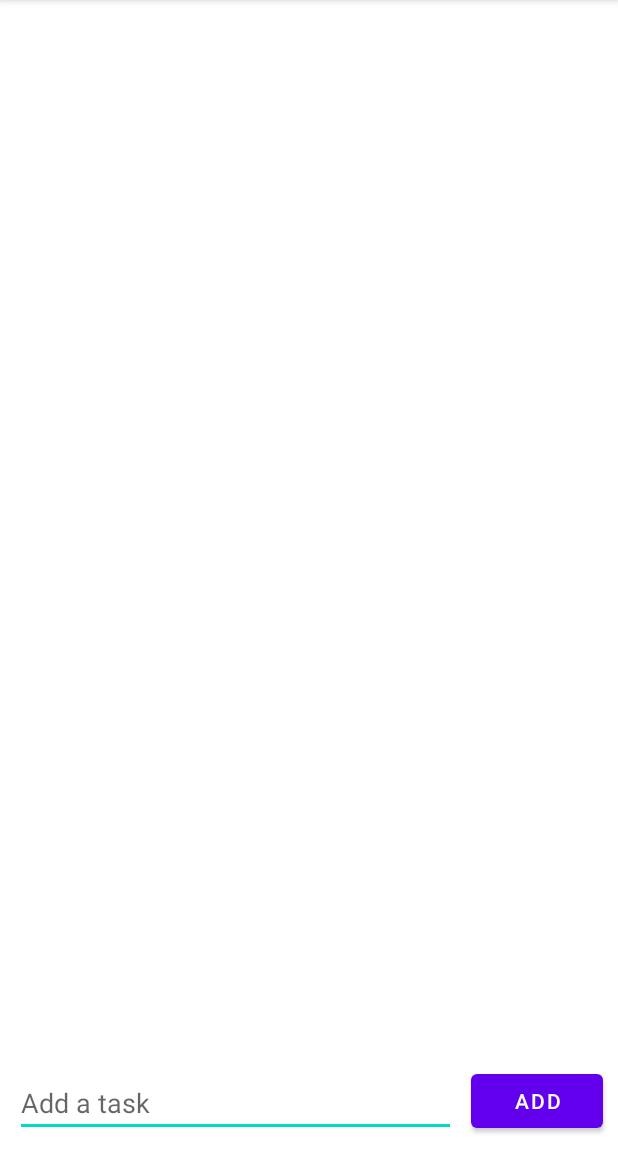
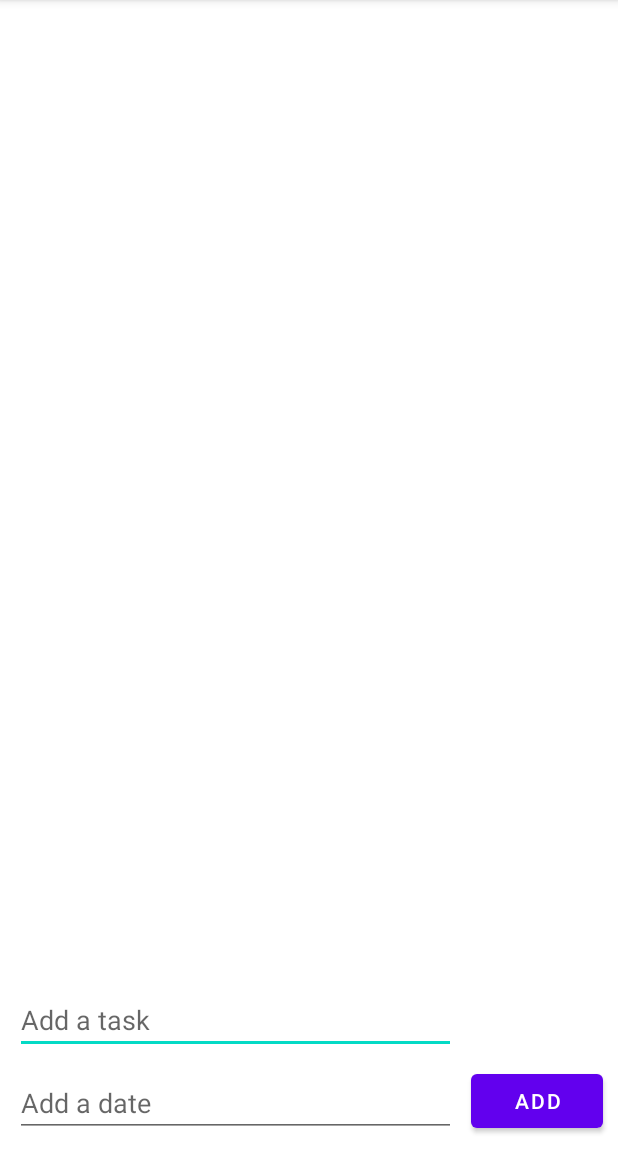
Before and after one commit to yih365/ToDoApp, an Android app: the screen it shows after launch (MainActivity), after a tap on "ADD", on a phone screen of 412 x 824 dp, the part 84-1236 px from its top. Run offline under Robolectric (Android 15) with nearby library versions, the phone set to English and light mode, and no system bars.

Commit message:
add date

```diff
--- a/app/src/main/java/com/example/todoapp/MainActivity.kt
+++ b/app/src/main/java/com/example/todoapp/MainActivity.kt
@@ -15,6 +15,7 @@ import java.nio.charset.Charset
 class MainActivity : AppCompatActivity() {
 
     var listOfTasks = mutableListOf<String>()
+    var listOfDates = mutableListOf<String>()
     lateinit var adapter: TaskItemAdapter
 
     override fun onCreate(savedInstanceState: Bundle?) {
@@ -25,6 +26,7 @@ class MainActivity : AppCompatActivity() {
             override fun onItemLongClicked(position: Int) {
                 // remove item from list
                 listOfTasks.removeAt(position)
+                listOfDates.removeAt(position)
                 // notify adapter of change
                 adapter.notifyDataSetChanged()
 
@@ -32,32 +34,36 @@ class MainActivity : AppCompatActivity() {
             }
         }
 
-        loadItems()
+         loadItems()
 
         // Lookup recyclerview
         val recyclerView = findViewById<RecyclerView>(R.id.recyclerView)
         // Create adapter passing in data
-        adapter = TaskItemAdapter(listOfTasks, onLongClickListener)
+        adapter = TaskItemAdapter(listOfTasks, listOfDates, onLongClickListener)
         // Attach adapter to recycler view
         recyclerView.adapter = adapter
         recyclerView.layoutManager = LinearLayoutManager(this)
 
         // Set up button and input field for user to enter a task
         val inputTextField = findViewById<EditText>(R.id.addTaskField)
+        val inputDateField = findViewById<EditText>(R.id.addDate)
 
         // onclick listener for button
         findViewById<Button>(R.id.addTaskButton).setOnClickListener {
             // grab text from user
             val userInputtedTask = inputTextField.text.toString()
+            val userInputtedDate = inputDateField.text.toString()
 
             // add string to list of tasks
             listOfTasks.add(userInputtedTask)
+            listOfDates.add(userInputtedDate)
 
             // Notify adapter that data is updated
             adapter.notifyItemInserted(listOfTasks.size-1)
 
             // Reset text field
             inputTextField.setText("")
+            inputDateField.setText("")
 
             saveItems()
         }
@@ -71,10 +77,17 @@ class MainActivity : AppCompatActivity() {
         return File(filesDir, "data.txt")
     }
 
+    // Create a method to get file
+    fun getDateDataFile(): File {
+        // Every line represents a specific task
+        return File(filesDir, "dateData.txt")
+    }
+
     // Load items
     fun loadItems() {
         try {
             listOfTasks = org.apache.commons.io.FileUtils.readLines(getDataFile(), Charset.defaultCharset())
+            listOfDates = org.apache.commons.io.FileUtils.readLines(getDateDataFile(), Charset.defaultCharset())
         } catch (ioException: IOException) {
             ioException.printStackTrace()
         }
@@ -84,6 +97,7 @@ class MainActivity : AppCompatActivity() {
     fun saveItems() {
         try {
             org.apache.commons.io.FileUtils.writeLines(getDataFile(), listOfTasks)
+            org.apache.commons.io.FileUtils.writeLines(getDateDataFile(), listOfDates)
         } catch (ioException: IOException) {
             ioException.printStackTrace()
         }
--- a/app/src/main/java/com/example/todoapp/TaskItemAdapter.kt
+++ b/app/src/main/java/com/example/todoapp/TaskItemAdapter.kt
@@ -9,7 +9,7 @@ import androidx.recyclerview.widget.RecyclerView
 /**
  * A bridge that tells the recyclerview how to display data we give it
  */
-class TaskItemAdapter(val listOfItems: List<String>,
+class TaskItemAdapter(val listOfItems: MutableList<String>, val listOfDates: MutableList<String>,
                       val longClickListener : OnLongClickListener):
     RecyclerView.Adapter<TaskItemAdapter.ViewHolder>() {
 
@@ -17,12 +17,15 @@ class TaskItemAdapter(val listOfItems: List<String>,
         fun onItemLongClicked(position: Int)
     }
 
-    inner class ViewHolder(itemView: View) : RecyclerView.ViewHolder(itemView) {
+    inner class ViewHolder(itemView: View) :
+        RecyclerView.ViewHolder(itemView) {
         // store references in our layout view
         val textView: TextView
+        val textView2: TextView
 
         init {
             textView = itemView.findViewById(android.R.id.text1)
+            textView2 = itemView.findViewById(android.R.id.text2)
 
             itemView.setOnLongClickListener {
                 longClickListener.onItemLongClicked(adapterPosition)
@@ -40,7 +43,7 @@ class TaskItemAdapter(val listOfItems: List<String>,
         val context = parent.context
         val inflater = LayoutInflater.from(context)
 
-        val taskItemView = inflater.inflate(android.R.layout.simple_list_item_1, parent, false)
+        val taskItemView = inflater.inflate(android.R.layout.simple_list_item_2, parent, false)
 
         return ViewHolder(taskItemView)
     }
@@ -48,7 +51,9 @@ class TaskItemAdapter(val listOfItems: List<String>,
     // populates viewholder with data
     override fun onBindViewHolder(holder: ViewHolder, position: Int) {
         val item = listOfItems.get(position)
+        val dateItem = listOfDates.get(position)
 
         holder.textView.text = item
+        holder.textView2.text = dateItem
     }
 }
--- a/app/src/main/res/layout/activity_main.xml
+++ b/app/src/main/res/layout/activity_main.xml
@@ -19,8 +19,21 @@
         android:id="@+id/addTaskField"
         android:layout_width="0dp"
         android:layout_height="wrap_content"
+        android:layout_margin="10dp"
+        android:layout_marginBottom="64dp"
         android:hint="Add a task"
+        app:layout_constraintBottom_toTopOf="@+id/addDate"
+        app:layout_constraintEnd_toStartOf="@+id/addTaskButton"
+        app:layout_constraintHorizontal_bias="1.0"
+        app:layout_constraintStart_toStartOf="parent" />
+
+    <EditText
+        android:id="@+id/addDate"
+        android:layout_width="0dp"
+        android:layout_height="wrap_content"
         android:layout_margin="10dp"
+        android:layout_marginBottom="56dp"
+        android:hint="Add a date"
         app:layout_constraintBottom_toBottomOf="parent"
         app:layout_constraintEnd_toStartOf="@+id/addTaskButton"
         app:layout_constraintStart_toStartOf="parent" />
@@ -31,7 +44,9 @@
         android:layout_height="0dp"
         app:layout_constraintBottom_toTopOf="@+id/addTaskField"
         app:layout_constraintEnd_toEndOf="parent"
+        app:layout_constraintHorizontal_bias="0.0"
         app:layout_constraintStart_toStartOf="parent"
-        app:layout_constraintTop_toTopOf="parent" />
+        app:layout_constraintTop_toTopOf="parent"
+        app:layout_constraintVertical_bias="0.0" />
 
 </androidx.constraintlayout.widget.ConstraintLayout>
```
